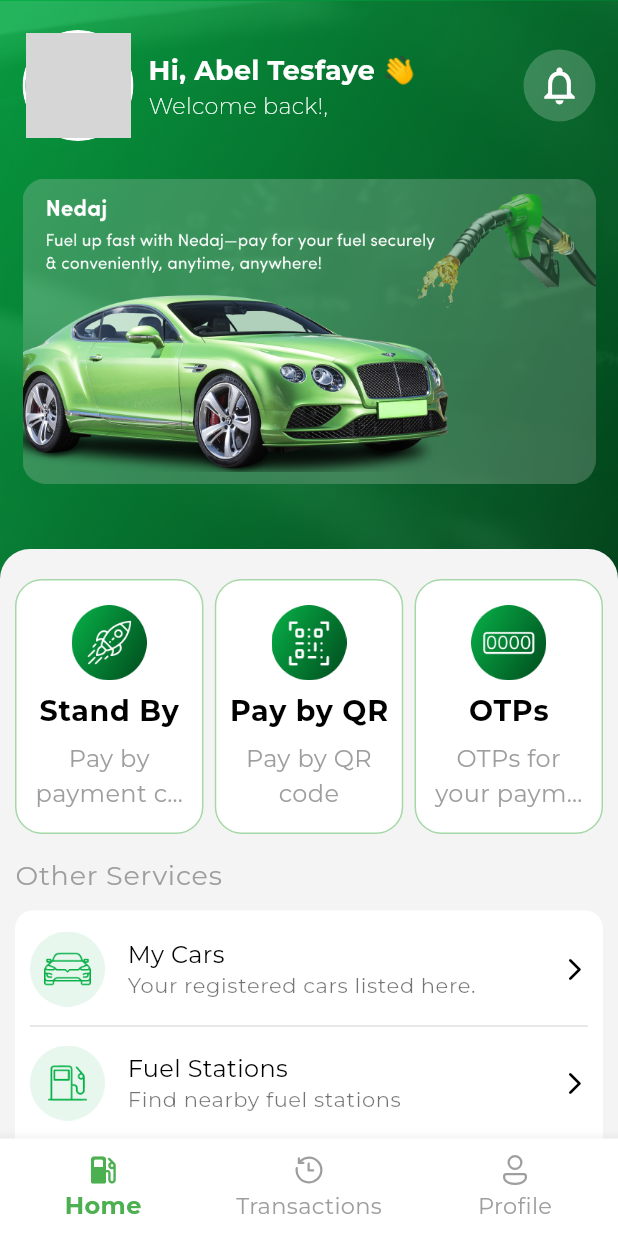
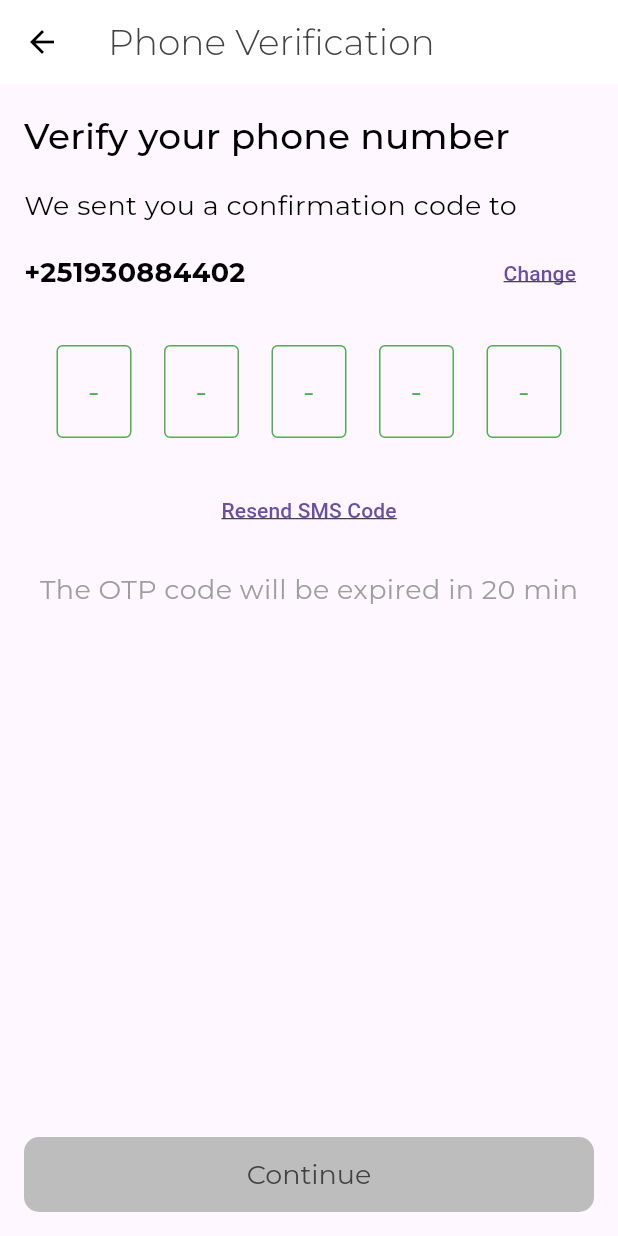
Before and after one commit to Edil-Ayehu/nedaj, a Flutter app: the TermsAndConditionsWithAgreeButton screen opened directly, after a tap on "Agree", on a phone screen of 412 x 824 dp. Run offline on Flutter 3.47's test engine with Material 3 defaults, Android fonts, the phone set to English and light mode, and no system bars; drawn by our look-alikes of fancy_shimmer_image; our stand-ins replace fluentui_system_icons, gap, get, google_fonts, hive, hive_flutter and 7 more; missing offline and left inert: qr_code_scanner; accounts and stored records are empty; grey boxes are pictures that could not be loaded.

Commit message:
phone number verification page created.

```diff
--- /dev/null
+++ b/lib/auth/screens/phone_verification_screen.dart
@@ -0,0 +1,180 @@
+import 'package:flutter/material.dart';
+import 'package:flutter/services.dart';
+import 'package:nedaj/export.dart';
+
+class PhoneVerificationScreen extends StatefulWidget {
+  final String phoneNumber;
+
+  const PhoneVerificationScreen({super.key, required this.phoneNumber});
+
+  @override
+  _PhoneVerificationScreenState createState() =>
+      _PhoneVerificationScreenState();
+}
+
+class _PhoneVerificationScreenState extends State<PhoneVerificationScreen> {
+  final List<TextEditingController> _controllers =
+      List.generate(5, (_) => TextEditingController());
+  final List<FocusNode> _focusNodes = List.generate(5, (_) => FocusNode());
+  bool _isButtonActive = false;
+
+  @override
+  void initState() {
+    super.initState();
+    for (var controller in _controllers) {
+      controller.addListener(_updateButtonState);
+    }
+  }
+
+  @override
+  void dispose() {
+    for (var controller in _controllers) {
+      controller.removeListener(_updateButtonState);
+      controller.dispose();
+    }
+    for (var node in _focusNodes) {
+      node.dispose();
+    }
+    super.dispose();
+  }
+
+  void _updateButtonState() {
+    setState(() {
+      _isButtonActive =
+          _controllers.every((controller) => controller.text.isNotEmpty);
+    });
+  }
+
+  @override
+  Widget build(BuildContext context) {
+    return Scaffold(
+      appBar: AppBar(title: Text('Phone Verification')),
+      body: SafeArea(
+        child: SingleChildScrollView(
+          child: Padding(
+            padding: const EdgeInsets.all(16.0),
+            child: Column(
+              crossAxisAlignment: CrossAxisAlignment.start,
+              children: [
+                Text(
+                  'Verify your phone number',
+                  style: Theme.of(context).textTheme.titleMedium,
+                ),
+                SizedBox(height: 16),
+                Text('We sent you a confirmation code to'),
+                SizedBox(height: 8),
+                Row(
+                  children: [
+                    Text(
+                      widget.phoneNumber,
+                      style: TextStyle(fontWeight: FontWeight.bold),
+                    ),
+                    Spacer(),
+                    TextButton(
+                      onPressed: () {
+                        // Handle change phone number
+                      },
+                      child: Text(
+                        'Change',
+                        style: TextStyle(decoration: TextDecoration.underline),
+                      ),
+                    ),
+                  ],
+                ),
+                SizedBox(height: 24),
+                Row(
+                  mainAxisAlignment: MainAxisAlignment.spaceEvenly,
+                  children: List.generate(
+                    5,
+                    (index) => SizedBox(
+                      width: 50,
+                      child: TextField(
+                        controller: _controllers[index],
+                        focusNode: _focusNodes[index],
+                        textAlign: TextAlign.center,
+                        keyboardType: TextInputType.number,
+                        inputFormatters: [
+                          FilteringTextInputFormatter.digitsOnly,
+                          LengthLimitingTextInputFormatter(1),
+                        ],
+                        decoration: InputDecoration(
+                          hintText: '-',
+                          hintStyle: TextStyle(color: Colors.green),
+                          enabledBorder: OutlineInputBorder(
+                            borderSide: BorderSide(color: Colors.green),
+                          ),
+                          focusedBorder: OutlineInputBorder(
+                            borderSide:
+                                BorderSide(color: Colors.green, width: 2),
+                          ),
+                        ),
+                        onChanged: (value) {
+                          if (value.isNotEmpty && index < 4) {
+                            FocusScope.of(context)
+                                .requestFocus(_focusNodes[index + 1]);
+                          }
+                        },
+                      ),
+                    ),
+                  ),
+                ),
+                SizedBox(height: 24),
+                Center(
+                  child: TextButton(
+                    onPressed: () {
+                      // Handle resend SMS code
+                    },
+                    child: Text(
+                      'Resend SMS Code',
+                      style: TextStyle(decoration: TextDecoration.underline),
+                    ),
+                  ),
+                ),
+                SizedBox(height: 16),
+                Center(
+                  child: Text(
+                    'The OTP code will be expired in 20 min',
+                    style: TextStyle(color: Colors.grey),
+                  ),
+                ),
+                SizedBox(height: 24),
+              ],
+            ),
+          ),
+        ),
+      ),
+      bottomNavigationBar: SafeArea(
+        child: Padding(
+          padding: EdgeInsets.only(
+            left: 16,
+            right: 16,
+            bottom: MediaQuery.of(context).viewInsets.bottom + 16,
+          ),
+          child: SizedBox(
+            width: double.infinity,
+            height: 50,
+            child: ElevatedButton(
+              onPressed: _isButtonActive
+                  ? () {
+                      // Handle continue button press
+                      Get.to(() => Home());
+                    }
+                  : null,
+              style: ElevatedButton.styleFrom(
+                shape: RoundedRectangleBorder(
+                  borderRadius: BorderRadius.circular(10),
+                ),
+                backgroundColor: Colors.green,
+                disabledBackgroundColor: Colors.grey.shade400,
+                disabledForegroundColor: Colors.grey.shade800,
+                foregroundColor: Colors
+                    .white, // This will be the color when the button is disabled
+              ),
+              child: Text('Continue'),
+            ),
+          ),
+        ),
+      ),
+    );
+  }
+}
--- a/lib/auth/screens/terms_and_conditions_with_agree_button.dart
+++ b/lib/auth/screens/terms_and_conditions_with_agree_button.dart
@@ -1,3 +1,4 @@
+import 'package:nedaj/auth/screens/phone_verification_screen.dart';
 import 'package:nedaj/export.dart';
 
 class _CenterDockedFloatingActionButtonLocation
@@ -123,7 +124,7 @@ class _TermsAndConditionsWithAgreeButtonState
               ),
             ),
             onPressed: () {
-              Get.to(() => Home());
+              Get.to(() => PhoneVerificationScreen(phoneNumber: '+251930884402'));
             },
             child: Text('Agree'),
           ),
```
